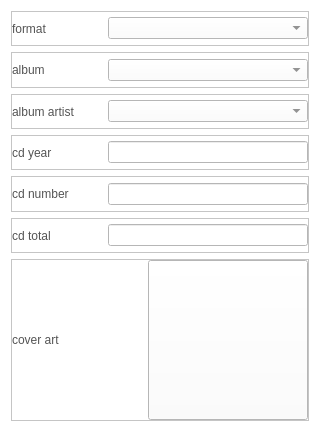
fsest4u/CaX_03, file CaX/dialog/cdripinfo.ui: the form before one commit.
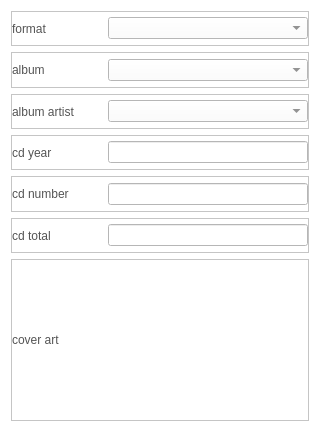
The form after the commit. Icons and pictures are not drawn.

Commit message: [search cover art] save file for cover art -> use to memory data

What changed in the file:
```diff
--- a/CaX/dialog/cdripinfo.ui
+++ b/CaX/dialog/cdripinfo.ui
@@ -367,7 +367,7 @@
        </widget>
       </item>
       <item>
-       <widget class="QPushButton" name="btnCoverArt">
+       <widget class="QLabel" name="labelCoverArt">
         <property name="minimumSize">
          <size>
           <width>160</width>
@@ -381,7 +381,7 @@
          </size>
         </property>
         <property name="styleSheet">
-         <string notr="true">QPushButton
+         <string notr="true">QLabel
 {
   border-image: url(&quot;:/resource/playlist-img160-albumart-h@3x.png&quot;);
 }
```
The commit also changes 14 other files.
